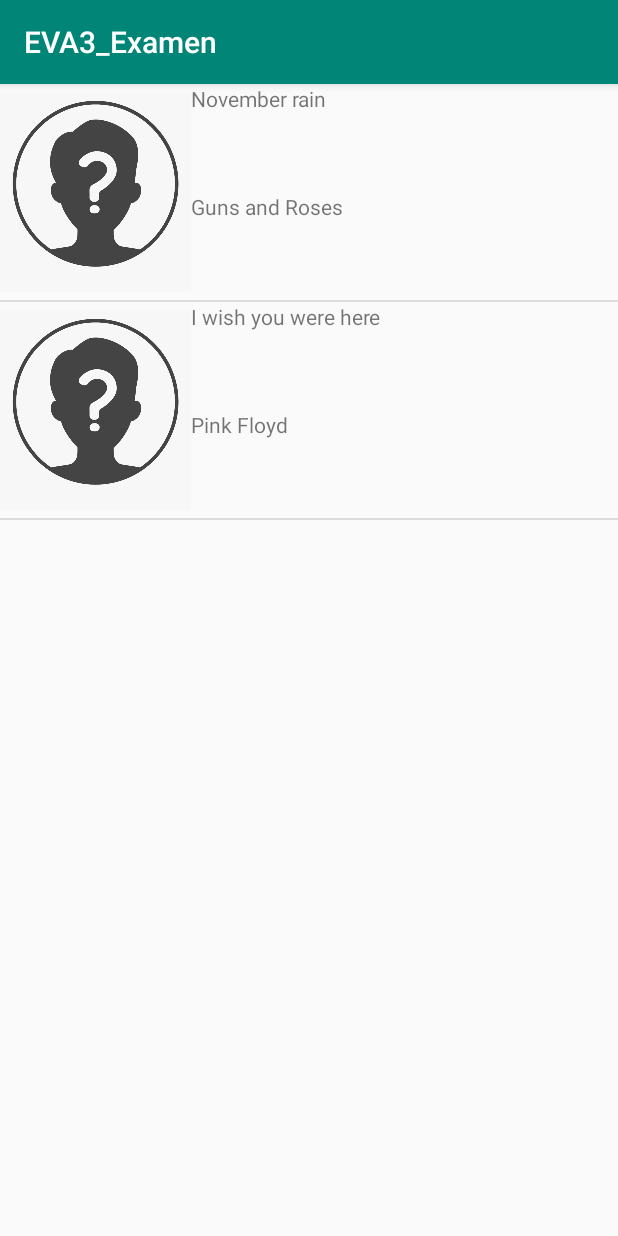
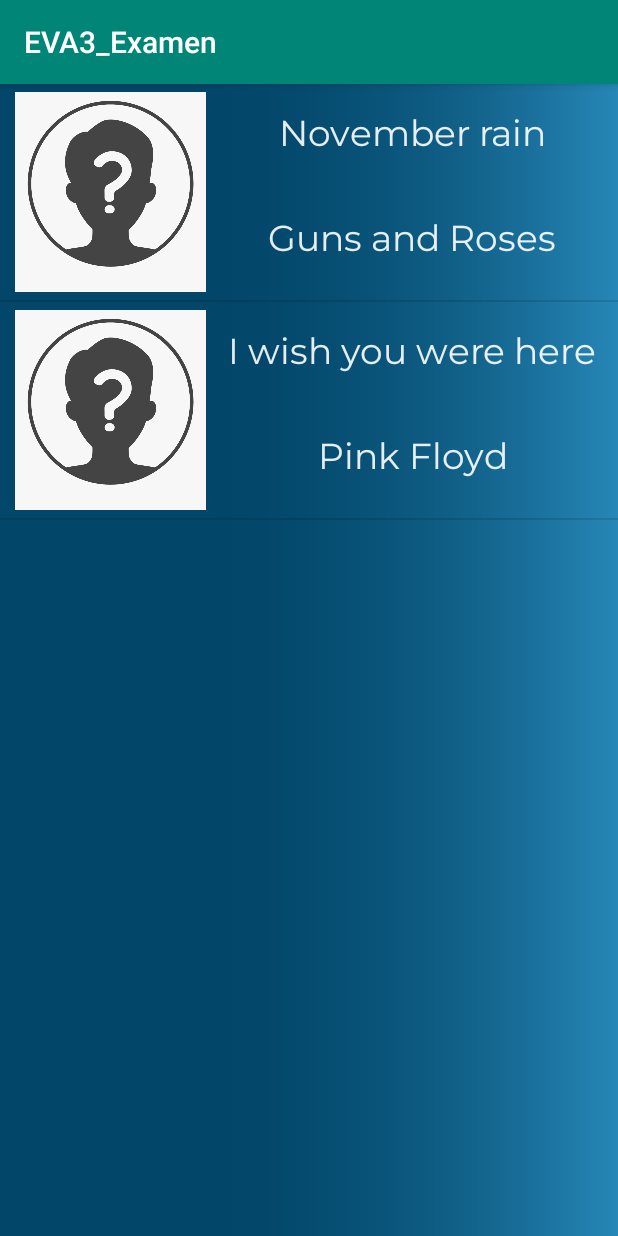
Before and after one commit to SergioVarelaB/EVA3_Examen, an Android app: the screen it shows after launch (MainActivity), on a phone screen of 412 x 824 dp. Run offline under Robolectric (Android 15) with nearby library versions, the phone set to English and light mode, and no system bars; Roboto replaces fonts that are not available here.

Commit message:
commit de la lista de reproducción con layout básico

```diff
--- a/app/src/main/res/layout/activity_main.xml
+++ b/app/src/main/res/layout/activity_main.xml
@@ -4,6 +4,7 @@
     xmlns:tools="http://schemas.android.com/tools"
     android:layout_width="match_parent"
     android:layout_height="match_parent"
+    android:background="@drawable/fondo"
     tools:context=".MainActivity">
 
 
--- a/app/src/main/res/layout/layout_rolas.xml
+++ b/app/src/main/res/layout/layout_rolas.xml
@@ -3,12 +3,14 @@
     xmlns:app="http://schemas.android.com/apk/res-auto"
     android:layout_width="match_parent"
     android:layout_height="wrap_content"
+    android:layout_marginTop="5dp"
     android:orientation="horizontal">
 
     <ImageView
         android:id="@+id/imageView"
         android:layout_width="127dp"
         android:layout_height="144dp"
+        android:layout_marginLeft="10dp"
         app:srcCompat="@mipmap/ic_launcher_round" />
 
     <LinearLayout
@@ -19,13 +21,21 @@
         <TextView
             android:id="@+id/tvNombre"
             android:layout_width="match_parent"
-            android:layout_height="72dp"
-            android:text="Nombre" />
+            android:layout_height="70dp"
+            android:fontFamily="@font/montserrat"
+            android:gravity="center"
+            android:text="Nombre"
+            android:textColor="#E6FFFFFF"
+            android:textSize="24sp" />
 
         <TextView
             android:id="@+id/tvAutor"
             android:layout_width="match_parent"
-            android:layout_height="69dp"
-            android:text="Autor" />
+            android:layout_height="70dp"
+            android:fontFamily="@font/montserrat"
+            android:gravity="center"
+            android:text="Autor"
+            android:textColor="#E6FFFFFF"
+            android:textSize="24sp" />
     </LinearLayout>
 </LinearLayout>
```
